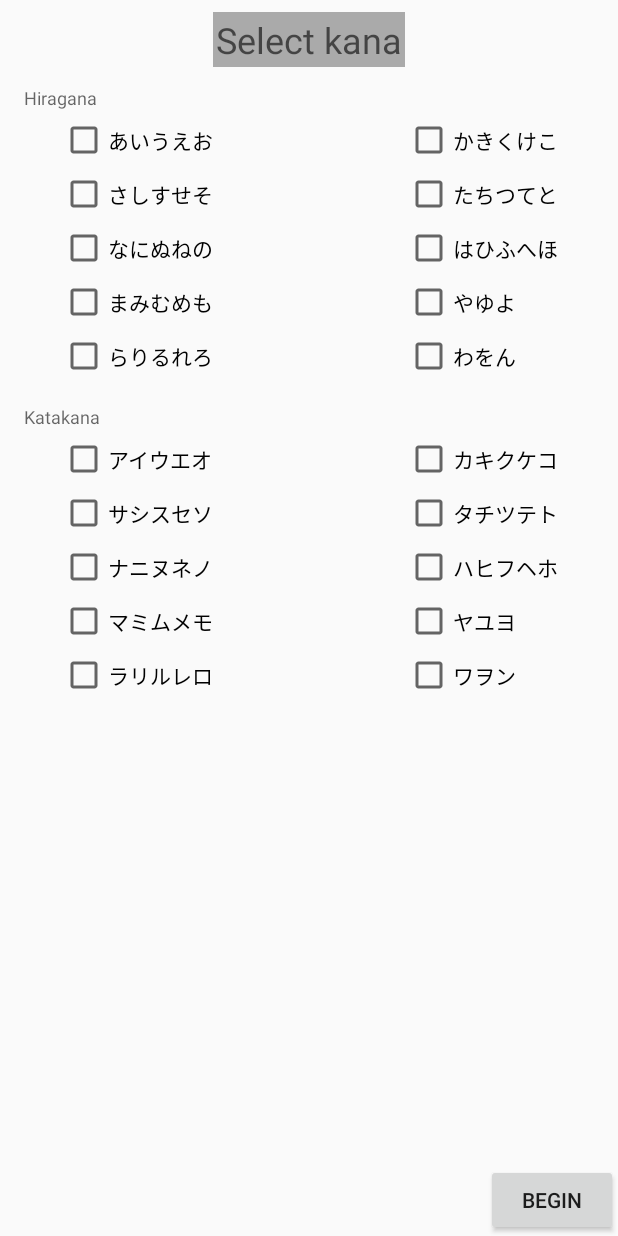
After one commit to aljfajardo/genki-pa, an Android app: the layout fragment_quiz_options.xml on its own in the app's theme, with its tools: preview values and no code run, on a phone screen of 412 x 824 dp. The commit adds this screen. Run offline under Robolectric (Android 15) with nearby library versions, the phone set to English and light mode, and no system bars.

Commit message:
Practice Kana stuff

```diff
--- a/app/build.gradle
+++ b/app/build.gradle
@@ -22,6 +22,7 @@ dependencies {
     implementation fileTree(dir: 'libs', include: ['*.jar'])
     implementation 'com.android.support:appcompat-v7:26.1.0'
     implementation 'com.android.support.constraint:constraint-layout:1.0.2'
+    implementation 'com.android.support:support-v4:26.1.0'
     testImplementation 'junit:junit:4.12'
     androidTestImplementation 'com.android.support.test:runner:1.0.1'
     androidTestImplementation 'com.android.support.test.espresso:espresso-core:3.0.1'
--- /dev/null
+++ b/app/src/main/res/layout/fragment_quiz_options.xml
@@ -0,0 +1,231 @@
+<android.support.constraint.ConstraintLayout xmlns:android="http://schemas.android.com/apk/res/android"
+    xmlns:app="http://schemas.android.com/apk/res-auto"
+    xmlns:tools="http://schemas.android.com/tools"
+    android:layout_width="match_parent"
+    android:layout_height="match_parent"
+    tools:context="com.example.android.learningaid.QuizOptionsFragment">
+
+    <!-- TODO: Update blank fragment layout -->
+    <TextView
+        android:id="@+id/tv_select_kana_label"
+        android:layout_width="wrap_content"
+        android:layout_height="wrap_content"
+        android:layout_marginTop="8dp"
+        android:background="@android:color/darker_gray"
+        android:padding="2dp"
+        android:text="Select kana"
+        android:textAppearance="@style/TextAppearance.AppCompat.Display1"
+        android:textSize="24sp"
+        app:layout_constraintEnd_toEndOf="parent"
+        app:layout_constraintStart_toStartOf="parent"
+        app:layout_constraintTop_toTopOf="parent" />
+
+    <TextView
+        android:id="@+id/tv_hiragana_label"
+        android:layout_width="wrap_content"
+        android:layout_height="wrap_content"
+        android:layout_marginStart="16dp"
+        android:layout_marginLeft="16dp"
+        android:layout_marginTop="12dp"
+        android:text="Hiragana"
+        android:textAppearance="@style/TextAppearance.AppCompat.Caption"
+        app:layout_constraintStart_toStartOf="parent"
+        app:layout_constraintTop_toBottomOf="@id/tv_select_kana_label" />
+
+    <CheckBox
+        android:id="@+id/cb_a_hira"
+        android:layout_width="wrap_content"
+        android:layout_height="wrap_content"
+        android:layout_marginLeft="40dp"
+        android:layout_marginStart="40dp"
+        android:layout_marginTop="4dp"
+        android:text="@string/a_hiragana"
+        app:layout_constraintStart_toStartOf="parent"
+        app:layout_constraintTop_toBottomOf="@id/tv_hiragana_label" />
+
+    <CheckBox
+        android:id="@+id/cb_ka_hira"
+        android:layout_width="wrap_content"
+        android:layout_height="wrap_content"
+        android:layout_marginTop="4dp"
+        android:text="@string/ka_hiragana"
+        app:layout_constraintEnd_toEndOf="parent"
+        android:layout_marginEnd="40dp"
+        android:layout_marginRight="40dp"
+        app:layout_constraintTop_toBottomOf="@id/tv_hiragana_label" />
+
+    <CheckBox
+        android:id="@+id/cb_sa_hira"
+        android:layout_width="wrap_content"
+        android:layout_height="wrap_content"
+        android:layout_marginTop="4dp"
+        android:text="@string/sa_hiragana"
+        app:layout_constraintStart_toStartOf="@id/cb_a_hira"
+        app:layout_constraintTop_toBottomOf="@id/cb_a_hira" />
+
+    <CheckBox
+        android:id="@+id/cb_ta_hira"
+        android:layout_width="wrap_content"
+        android:layout_height="wrap_content"
+        android:layout_marginTop="4dp"
+        android:text="@string/ta_hiragana"
+        app:layout_constraintStart_toStartOf="@id/cb_ka_hira"
+        app:layout_constraintTop_toBottomOf="@id/cb_ka_hira" />
+
+    <CheckBox
+        android:id="@+id/cb_na_hira"
+        android:layout_width="wrap_content"
+        android:layout_height="wrap_content"
+        android:layout_marginTop="4dp"
+        android:text="@string/na_hiragana"
+        app:layout_constraintStart_toStartOf="@id/cb_sa_hira"
+        app:layout_constraintTop_toBottomOf="@id/cb_sa_hira" />
+
+    <CheckBox
+        android:id="@+id/cb_ha_hira"
+        android:layout_width="wrap_content"
+        android:layout_height="wrap_content"
+        android:layout_marginTop="4dp"
+        android:text="@string/ha_hiragana"
+        app:layout_constraintStart_toStartOf="@id/cb_ta_hira"
+        app:layout_constraintTop_toBottomOf="@id/cb_ta_hira" />
+
+    <CheckBox
+        android:id="@+id/cb_ma_hira"
+        android:layout_width="wrap_content"
+        android:layout_height="wrap_content"
+        android:layout_marginTop="4dp"
+        android:text="@string/ma_hiragana"
+        app:layout_constraintStart_toStartOf="@id/cb_na_hira"
+        app:layout_constraintTop_toBottomOf="@id/cb_na_hira" />
+
+    <CheckBox
+        android:id="@+id/cb_ya_hira"
+        android:layout_width="wrap_content"
+        android:layout_height="wrap_content"
+        android:layout_marginTop="4dp"
+        android:text="@string/ya_hiragana"
+        app:layout_constraintStart_toStartOf="@id/cb_ha_hira"
+        app:layout_constraintTop_toBottomOf="@id/cb_ha_hira" />
+
+    <CheckBox
+        android:id="@+id/cb_ra_hira"
+        android:layout_width="wrap_content"
+        android:layout_height="wrap_content"
+        android:layout_marginTop="4dp"
+        android:text="@string/ra_hiragana"
+        app:layout_constraintStart_toStartOf="@id/cb_ma_hira"
+        app:layout_constraintTop_toBottomOf="@id/cb_ma_hira" />
+
+    <CheckBox
+        android:id="@+id/cb_wa_n_hira"
+        android:layout_width="wrap_content"
+        android:layout_height="wrap_content"
+        android:layout_marginTop="4dp"
+        android:text="@string/wa_n_hiragana"
+        app:layout_constraintStart_toStartOf="@id/cb_ya_hira"
+        app:layout_constraintTop_toBottomOf="@id/cb_ya_hira" />
+
+    <TextView
+        android:id="@+id/tv_katakana_label"
+        android:layout_width="wrap_content"
+        android:layout_height="wrap_content"
+        android:text="Katakana"
+        android:textAppearance="@style/TextAppearance.AppCompat.Caption"
+        app:layout_constraintTop_toBottomOf="@id/cb_ra_hira"
+        android:layout_marginTop="16dp"
+        app:layout_constraintStart_toStartOf="@id/tv_hiragana_label"/>
+
+    <CheckBox
+        android:id="@+id/cb_a_kata"
+        android:layout_width="wrap_content"
+        android:layout_height="wrap_content"
+        android:text="@string/a_katakana"
+        app:layout_constraintTop_toBottomOf="@id/tv_katakana_label"
+        android:layout_marginTop="4dp"
+        app:layout_constraintStart_toStartOf="parent"
+        android:layout_marginStart="40dp"
+        android:layout_marginLeft="40dp"/>
+    <CheckBox
+        android:id="@+id/cb_ka_kata"
+        android:layout_width="wrap_content"
+        android:layout_height="wrap_content"
+        android:text="@string/ka_katakana"
+        app:layout_constraintTop_toBottomOf="@id/tv_katakana_label"
+        android:layout_marginTop="4dp"
+        app:layout_constraintEnd_toEndOf="parent"
+        android:layout_marginEnd="40dp"
+        android:layout_marginRight="40dp"/>
+    <CheckBox
+        android:id="@+id/cb_sa_kata"
+        android:layout_width="wrap_content"
+        android:layout_height="wrap_content"
+        android:text="@string/sa_katakana"
+        app:layout_constraintTop_toBottomOf="@id/cb_a_kata"
+        android:layout_marginTop="4dp"
+        app:layout_constraintStart_toStartOf="@id/cb_a_kata"/>
+    <CheckBox
+        android:id="@+id/cb_ta_kata"
+        android:layout_width="wrap_content"
+        android:layout_height="wrap_content"
+        android:text="@string/ta_katakana"
+        app:layout_constraintTop_toBottomOf="@id/cb_ka_kata"
+        android:layout_marginTop="4dp"
+        app:layout_constraintStart_toStartOf="@id/cb_ka_kata"/>
+    <CheckBox
+        android:id="@+id/cb_na_kata"
+        android:layout_width="wrap_content"
+        android:layout_height="wrap_content"
+        android:text="@string/na_katakana"
+        app:layout_constraintTop_toBottomOf="@id/cb_sa_kata"
+        android:layout_marginTop="4dp"
+        app:layout_constraintStart_toStartOf="@id/cb_sa_kata"/>
+    <CheckBox
+        android:id="@+id/cb_ha_kata"
+        android:layout_width="wrap_content"
+        android:layout_height="wrap_content"
+        android:text="@string/ha_katakana"
+        app:layout_constraintTop_toBottomOf="@id/cb_ta_kata"
+        android:layout_marginTop="4dp"
+        app:layout_constraintStart_toStartOf="@id/cb_ta_kata"/>
+    <CheckBox
+        android:id="@+id/cb_ma_kata"
+        android:layout_width="wrap_content"
+        android:layout_height="wrap_content"
+        android:text="@string/ma_katakana"
+        app:layout_constraintTop_toBottomOf="@id/cb_na_kata"
+        android:layout_marginTop="4dp"
+        app:layout_constraintStart_toStartOf="@id/cb_na_kata"/>
+    <CheckBox
+        android:id="@+id/cb_ya_kata"
+        android:layout_width="wrap_content"
+        android:layout_height="wrap_content"
+        android:text="@string/ya_katakana"
+        app:layout_constraintTop_toBottomOf="@id/cb_ha_kata"
+        android:layout_marginTop="4dp"
+        app:layout_constraintStart_toStartOf="@id/cb_ha_kata"/>
+    <CheckBox
+        android:id="@+id/cb_ra_kata"
+        android:layout_width="wrap_content"
+        android:layout_height="wrap_content"
+        android:text="@string/ra_katakana"
+        app:layout_constraintTop_toBottomOf="@id/cb_ma_kata"
+        android:layout_marginTop="4dp"
+        app:layout_constraintStart_toStartOf="@id/cb_ma_kata"/>
+    <CheckBox
+        android:id="@+id/cb_wa_n_kata"
+        android:layout_width="wrap_content"
+        android:layout_height="wrap_content"
+        android:text="@string/wa_n_katakana"
+        app:layout_constraintTop_toBottomOf="@id/cb_ya_kata"
+        android:layout_marginTop="4dp"
+        app:layout_constraintStart_toStartOf="@id/cb_ya_kata"/>
+
+    <Button
+        android:id="@+id/button_start_quiz"
+        android:layout_width="wrap_content"
+        android:layout_height="wrap_content"
+        android:text="Begin"
+        app:layout_constraintBottom_toBottomOf="parent"
+        app:layout_constraintEnd_toEndOf="parent"/>
+</android.support.constraint.ConstraintLayout>
--- a/app/src/main/res/values/strings.xml
+++ b/app/src/main/res/values/strings.xml
@@ -3,4 +3,33 @@
     <string name="button_kana_practice">Practice Kana</string>
     <string name="button_course_content">Course Content</string>
     <string name="button_practice_content">Practice Content</string>
+
+    <string name="button_next_char">Next</string>
+
+    <!-- TODO: Remove or change this placeholder text -->
+    <string name="hello_blank_fragment">Hello blank fragment</string>
+
+    <!-- hiragana strings -->
+    <string name="a_hiragana">あいうえお</string>
+    <string name="ka_hiragana">かきくけこ</string>
+    <string name="sa_hiragana">さしすせそ</string>
+    <string name="ta_hiragana">たちつてと</string>
+    <string name="na_hiragana">なにぬねの</string>
+    <string name="ha_hiragana">はひふへほ</string>
+    <string name="ma_hiragana">まみむめも</string>
+    <string name="ya_hiragana">やゆよ</string>
+    <string name="ra_hiragana">らりるれろ</string>
+    <string name="wa_n_hiragana">わをん</string>
+
+    <!-- katakana strings -->
+    <string name="a_katakana">アイウエオ</string>
+    <string name="ka_katakana">カキクケコ</string>
+    <string name="sa_katakana">サシスセソ</string>
+    <string name="ta_katakana">タチツテト</string>
+    <string name="na_katakana">ナニヌネノ</string>
+    <string name="ha_katakana">ハヒフヘホ</string>
+    <string name="ma_katakana">マミムメモ</string>
+    <string name="ya_katakana">ヤユヨ</string>
+    <string name="ra_katakana">ラリルレロ</string>
+    <string name="wa_n_katakana">ワヲン</string>
 </resources>
```
Also changed, not shown: app/src/main/java/com/example/android/learningaid/Kana.java (added, +66 -0 lines), app/src/main/java/com/example/android/learningaid/PracticeKanaActivity.java (+95 -6 lines), app/src/main/java/com/example/android/learningaid/QuizOptionsFragment.java (added, +108 -0 lines), app/src/main/java/com/example/android/learningaid/util/KanaDBUtil.java (added, +84 -0 lines), app/src/main/res/layout/activity_practice_kana.xml (+46 -9 lines).
